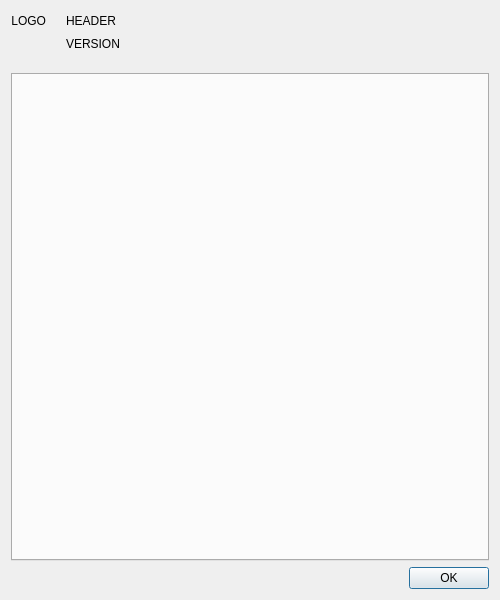
weblate/gitfourchette, file gitfourchette/forms/aboutdialog.ui: the form before one commit.
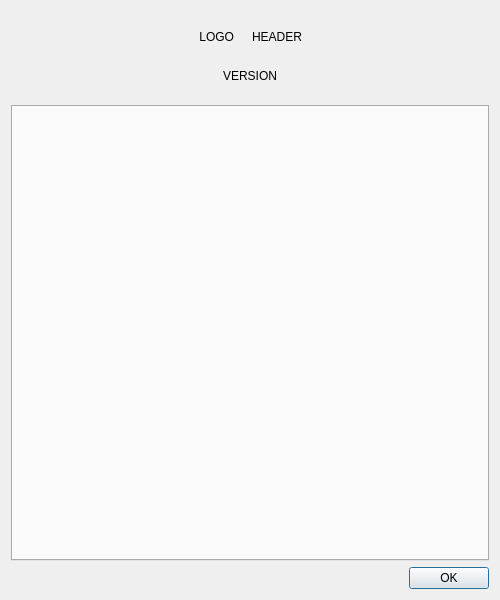
The form after the commit.

Commit message: AboutDialog: Centered title layout

```diff
--- a/gitfourchette/forms/aboutdialog.ui
+++ b/gitfourchette/forms/aboutdialog.ui
@@ -16,8 +16,39 @@
   <property name="windowTitle">
    <string>About {0}</string>
   </property>
-  <layout class="QGridLayout" name="gridLayout">
-   <item row="0" column="0">
+  <layout class="QVBoxLayout" name="verticalLayout">
+   <item>
+    <widget class="QFrame" name="frame">
+     <layout class="QHBoxLayout" name="horizontalLayout">
+      <property name="spacing">
+       <number>18</number>
+      </property>
+      <property name="leftMargin">
+       <number>0</number>
+      </property>
+      <property name="topMargin">
+       <number>16</number>
+      </property>
+      <property name="rightMargin">
+       <number>0</number>
+      </property>
+      <property name="bottomMargin">
+       <number>0</number>
+      </property>
+      <item>
+       <spacer name="horizontalSpacer">
+        <property name="orientation">
+         <enum>Qt::Orientation::Horizontal</enum>
+        </property>
+        <property name="sizeHint" stdset="0">
+         <size>
+          <width>40</width>
+          <height>20</height>
+         </size>
+        </property>
+       </spacer>
+      </item>
+      <item>
     <widget class="QLabel" name="logo">
      <property name="text">
       <string notr="true">LOGO</string>
@@ -27,17 +58,7 @@
      </property>
     </widget>
    </item>
-   <item row="3" column="0" colspan="4">
-    <widget class="QTabWidget" name="tabWidget"/>
-   </item>
-   <item row="4" column="3">
-    <widget class="QDialogButtonBox" name="buttonBox">
-     <property name="standardButtons">
-      <set>QDialogButtonBox::StandardButton::Ok</set>
-     </property>
-    </widget>
-   </item>
-   <item row="0" column="2" colspan="2">
+      <item>
     <widget class="QLabel" name="header">
      <property name="text">
       <string notr="true">HEADER</string>
@@ -47,24 +68,24 @@
      </property>
     </widget>
    </item>
-   <item row="0" column="1">
-    <spacer name="horizontalSpacer">
+      <item>
+       <spacer name="horizontalSpacer_2">
      <property name="orientation">
       <enum>Qt::Orientation::Horizontal</enum>
      </property>
-     <property name="sizeType">
-      <enum>QSizePolicy::Policy::Fixed</enum>
-     </property>
      <property name="sizeHint" stdset="0">
       <size>
-       <width>8</width>
+          <width>40</width>
        <height>20</height>
       </size>
      </property>
     </spacer>
    </item>
-   <item row="2" column="2">
-    <spacer name="verticalSpacer">
+     </layout>
+    </widget>
+   </item>
+   <item>
+    <spacer name="verticalSpacer_2">
      <property name="orientation">
       <enum>Qt::Orientation::Vertical</enum>
      </property>
@@ -79,10 +100,42 @@
      </property>
     </spacer>
    </item>
-   <item row="1" column="2" colspan="2">
+   <item>
     <widget class="QLabel" name="versionLabel">
      <property name="text">
       <string notr="true">VERSION</string>
+     </property>
+     <property name="alignment">
+      <set>Qt::AlignmentFlag::AlignCenter</set>
+     </property>
+    </widget>
+   </item>
+   <item>
+    <spacer name="verticalSpacer">
+     <property name="orientation">
+      <enum>Qt::Orientation::Vertical</enum>
+     </property>
+     <property name="sizeType">
+      <enum>QSizePolicy::Policy::Fixed</enum>
+     </property>
+     <property name="sizeHint" stdset="0">
+      <size>
+       <width>20</width>
+       <height>16</height>
+      </size>
+     </property>
+    </spacer>
+   </item>
+   <item>
+    <widget class="QTabWidget" name="tabWidget"/>
+   </item>
+   <item>
+    <widget class="QDialogButtonBox" name="buttonBox">
+     <property name="standardButtons">
+      <set>QDialogButtonBox::StandardButton::Ok</set>
+     </property>
+     <property name="centerButtons">
+      <bool>false</bool>
      </property>
     </widget>
    </item>
```
Lines whose indentation alone changed are shown as unchanged. The commit also changes 1 other file.
